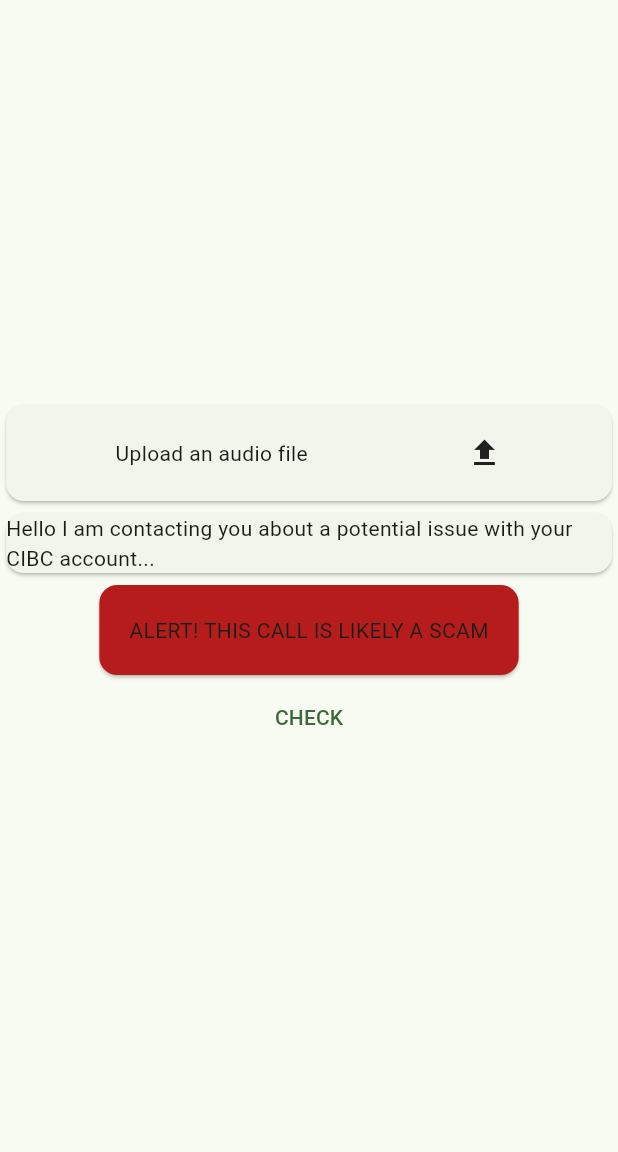
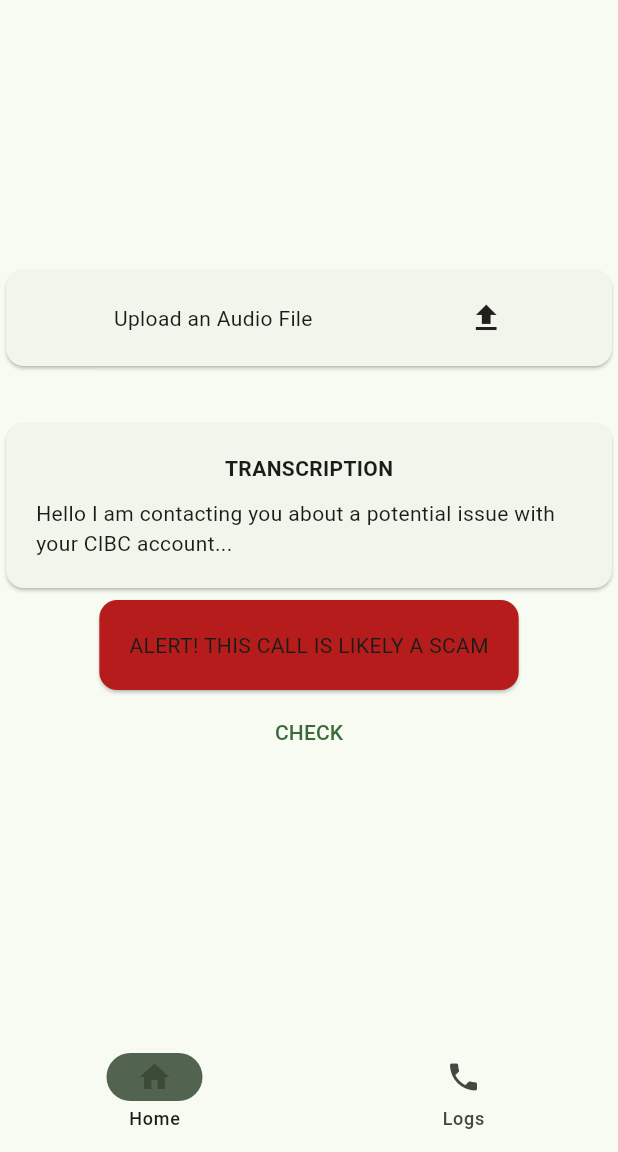
Before and after one commit to Kapetanios99/QHacks2024, a Flutter app: the screen it shows after launch, after a tap on "CHECK", on a phone screen of 412 x 824 dp, the part 84-1236 px from its top. Run offline on Flutter 3.47's test engine with Material 3 defaults, Android fonts, the phone set to English and light mode, and no system bars.

Commit message:
Added bottom navigation bar to all pages, created call log page

```diff
--- a/lib/main.dart
+++ b/lib/main.dart
@@ -1,16 +1,13 @@
+import 'package:call_safe/screens/homePage.dart';
+import 'package:call_safe/screens/logsPage.dart';
 import 'package:flutter/material.dart';
-import 'package:call_safe/widgets/upload.dart';
-import 'package:call_safe/widgets/transcribedText.dart';
-import 'package:call_safe/widgets/scamDetected.dart';
-import 'package:call_safe/widgets/noScamDetected.dart';
-import 'dart:math';
 
 void main() {
-  runApp(const MyApp());
+  runApp(MyApp());
 }
 
 class MyApp extends StatelessWidget {
-  const MyApp({super.key});
+  MyApp({super.key});
 
   // This widget is the root of your application.
   @override
@@ -21,69 +18,65 @@
         colorScheme: ColorScheme.fromSeed(seedColor: Colors.green),
         useMaterial3: true,
       ),
-      home: const MyHomePage(title: 'CallSafe'),
+      home: MyHomePage(),
     );
   }
 }
 
 class MyHomePage extends StatefulWidget {
-  const MyHomePage({super.key, required this.title});
-
-  final String title;
-
   @override
   State<MyHomePage> createState() => _MyHomePageState();
 }
 
 class _MyHomePageState extends State<MyHomePage> {
-  int _counter = 0;
-
-  int alert = 0;
-
-  var cardsList = <Widget>[
-    Upload(),
-    TranscribedText(),
-  ];
-
-  void checkScam() {
-    setState(() {
-      int random = Random().nextInt(2);
-
-      if(alert == 1) {
-        cardsList.removeAt(cardsList.length - 1);
-      }
-
-      if (random == 0) {
-        cardsList.add(ScamDetected());
-      }
-      else {
-        cardsList.add(NoScamDetected());
-      }
-
-      alert = 1;
-    });
-  }
+  var selectedIndex = 0;
 
   @override
   Widget build(BuildContext context) {
+    Widget page;
+    switch (selectedIndex) {
+      case 0:
+        page = HomePage(title: "CallSafe");
+      case 1:
+        page = LogsPage();
+      default:
+        throw UnimplementedError('no widget for $selectedIndex');
+    }
 
-    return Scaffold(
-      appBar: AppBar(
-        backgroundColor: Theme.of(context).colorScheme.inversePrimary,
-        title: Text(widget.title),
-      ),
-      body: Center(
-        child: Column(
-          mainAxisAlignment: MainAxisAlignment.center,
+    return LayoutBuilder(builder: (context, constraints) {
+      return Scaffold(
+        bottomNavigationBar: NavigationBar(
+          onDestinationSelected: (int index) {
+            setState(() {
+              selectedIndex = index;
+            });
+          },
+          indicatorColor: Theme.of(context).colorScheme.secondary,
+          backgroundColor: Theme.of(context).colorScheme.background,
+          selectedIndex: selectedIndex,
+          destinations: <Widget>[
+            NavigationDestination(
+              selectedIcon: Icon(Icons.home),
+              icon: Icon(Icons.home_outlined),
+              label: 'Home',
+            ),
+            NavigationDestination(
+              icon: Icon(Icons.phone),
+              label: 'Logs',
+            ),
+          ],
+        ),
+        body: Row(
           children: [
-            ...cardsList,
-            TextButton(
-              onPressed: () => checkScam(),
-              child: Text("CHECK"),
+            Expanded(
+              child: Container(
+                color: Theme.of(context).colorScheme.primaryContainer,
+                child: page,
               ),
-          ]
+            ),
+          ],
         ),
-      ),
-    );
+      );
+    });
   }
 }
--- /dev/null
+++ b/lib/screens/homePage.dart
@@ -0,0 +1,68 @@
+import 'package:flutter/material.dart';
+import 'package:call_safe/widgets/upload.dart';
+import 'package:call_safe/widgets/transcribedText.dart';
+import 'package:call_safe/widgets/scamDetected.dart';
+import 'package:call_safe/widgets/noScamDetected.dart';
+import 'dart:math';
+
+class HomePage extends StatefulWidget {
+  const HomePage({super.key, required this.title});
+
+  final String title;
+
+  @override
+  State<HomePage> createState() => _HomePageState();
+}
+
+class _HomePageState extends State<HomePage> {
+  // keep track of if there's an active alert
+  int alert = 0;
+
+  var cardsList = <Widget>[
+    Upload(),
+    SizedBox(height: 30),
+    TranscribedText(),
+  ];
+
+  void checkScam() {
+    setState(() {
+      int random = Random().nextInt(2);
+
+      if(alert == 1) {
+        cardsList.removeAt(cardsList.length - 1);
+      }
+
+      if (random == 0) {
+        cardsList.add(ScamDetected());
+      }
+      else {
+        cardsList.add(NoScamDetected());
+      }
+
+      alert = 1;
+    });
+  }
+
+  @override
+  Widget build(BuildContext context) {
+
+    return Scaffold(
+      appBar: AppBar(
+        backgroundColor: Theme.of(context).colorScheme.inversePrimary,
+        title: Text(widget.title),
+      ),
+      body: Center(
+        child: Column(
+          mainAxisAlignment: MainAxisAlignment.center,
+          children: [
+            ...cardsList,
+            TextButton(
+              onPressed: () => checkScam(),
+              child: const Text("CHECK"),
+              ),
+          ]
+        ),
+      ),
+    );
+  }
+}
--- a/lib/widgets/noScamDetected.dart
+++ b/lib/widgets/noScamDetected.dart
@@ -11,7 +11,10 @@
       color: Colors.green[400],
       child: const Padding(
           padding: EdgeInsets.all(20),
-          child: Text("This call was determined unlikely to be a scam, but remain cautious!"),
+          child: Text(
+            "This call was determined unlikely to be a scam, but remain cautious!",
+            textAlign: TextAlign.center,
+            ),
         )
       );
   }
--- a/lib/widgets/transcribedText.dart
+++ b/lib/widgets/transcribedText.dart
@@ -14,8 +14,27 @@
   @override
   Widget build(BuildContext context) {
     return const Card(
-      child: Text("Hello I am contacting you about a potential"
-      + " issue with your CIBC account..."),
+      child: Padding(
+        padding: EdgeInsets.all(20),
+        child: Column(
+          children: [
+            Text.rich(
+              TextSpan(
+                text: ("TRANSCRIPTION"),
+                style: TextStyle(
+                  fontWeight: FontWeight.bold
+                )
+              )
+            ),
+            SizedBox(height: 10),
+            Text(
+              "Hello I am contacting you about a potential"
+              " issue with your CIBC account...",
+              textAlign: TextAlign.left,
+            ),
+          ],
+        ),
+      ),
     );
   }
 }
--- a/lib/widgets/upload.dart
+++ b/lib/widgets/upload.dart
@@ -20,7 +20,7 @@
           mainAxisAlignment: MainAxisAlignment.spaceAround,
           children: [
             Text(
-              "Upload an audio file"
+              "Upload an Audio File"
             ),
             Icon(
               Icons.upload
--- a/pubspec.yaml
+++ b/pubspec.yaml
@@ -30,7 +30,7 @@
 dependencies:
   flutter:
     sdk: flutter
-  http: ^1.2.0
+  http: 1.1.0
 
   # The following adds the Cupertino Icons font to your application.
   # Use with the CupertinoIcons class for iOS style icons.
```
Also changed, not shown: lib/screens/logsPage.dart (added, +33 -0 lines), lib/widgets/callLog.dart (added, +45 -0 lines), pubspec.lock.
